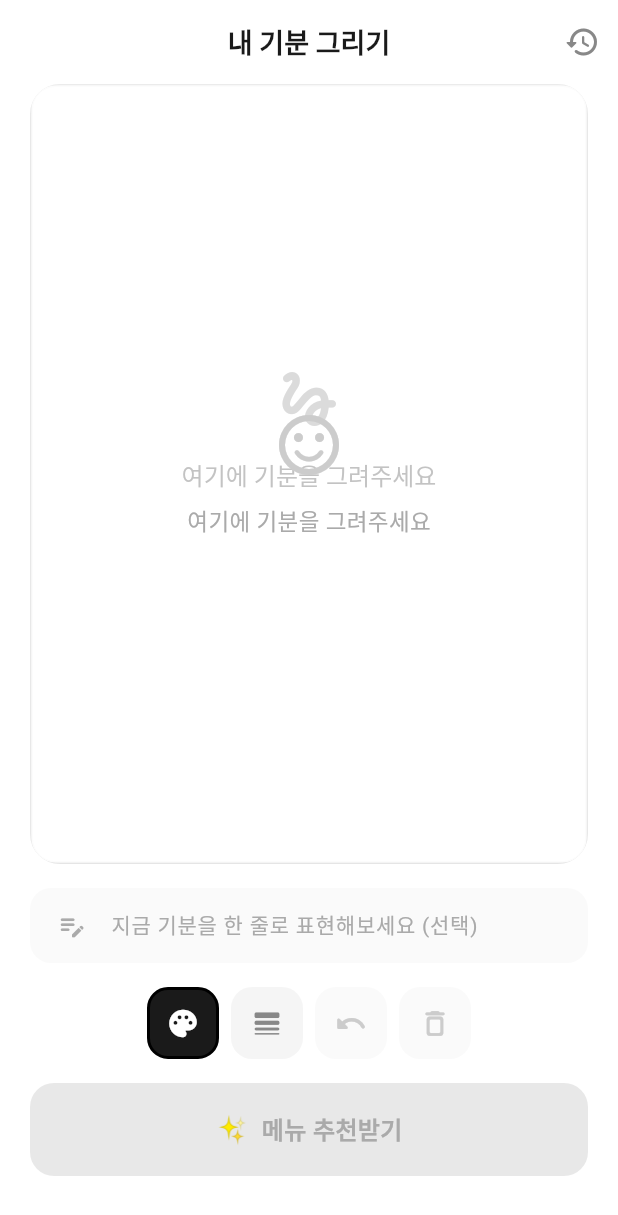
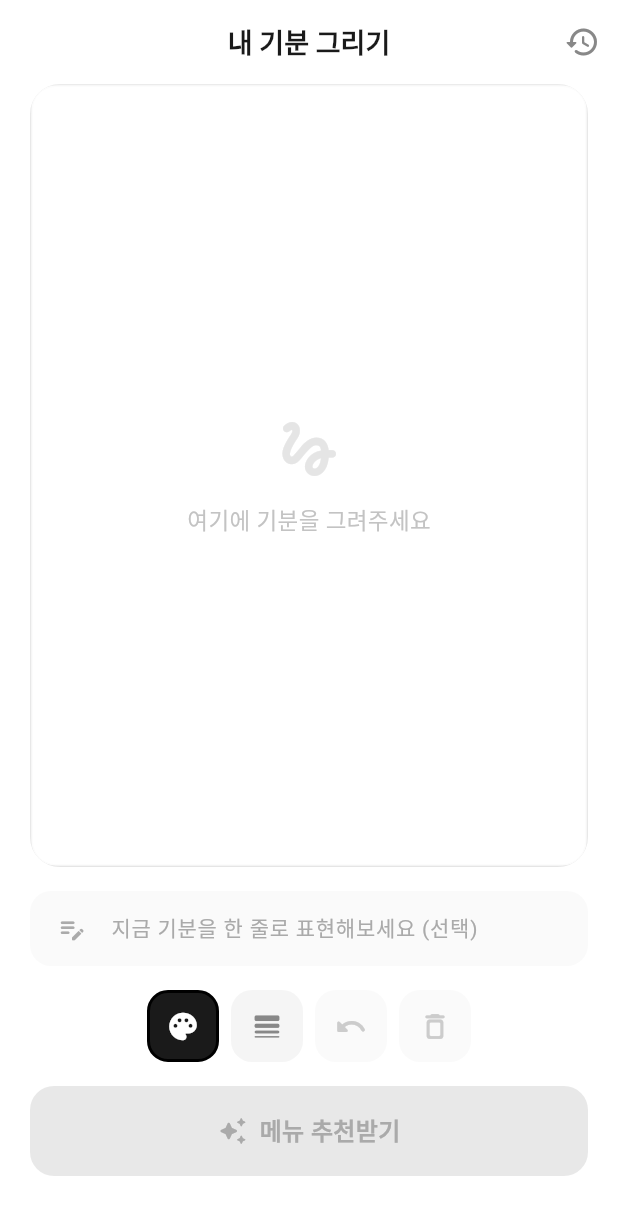
Before and after one commit to ggorockee/ojeomneo, a Flutter app: the ResultScreen screen opened directly with empty values, after a tap on "다시 추천", on a phone screen of 412 x 824 dp. Shown: the top 1215 px of the screen. Run offline on Flutter 3.47's test engine with Material 3 defaults, Android fonts, the phone set to English and light mode, and no system bars; our stand-ins replace cached_network_image, device_info_plus, flutter_colorpicker, flutter_screenutil, package_info_plus, share_plus; Roboto replaces fonts that are missing (Pretendard).

Commit message:
fix(mobile,server): UI 개선 및 대안 메뉴 이미지 URL 수정 (#78)
- 캔버스 중복 텍스트 제거 (sketch_canvas.dart의 placeholder 삭제)
- 이모지를 Material Icon으로 교체 (메뉴 추천받기 버튼, placeholder)
- 대안 메뉴 이미지 URL 누락 수정 (server/sketch.go의 toAlternatives)
- 대안 선택 시 위젯 재생성을 위한 Key 추가
- 대안이 없을 때 "이런 메뉴도 어때요?" 섹션 숨김 처리

```diff
--- a/mobile/lib/screens/result_screen.dart
+++ b/mobile/lib/screens/result_screen.dart
@@ -60,12 +60,15 @@ ${menu.name}
                 child: Column(
                   crossAxisAlignment: CrossAxisAlignment.start,
                   children: [
-                    // Main card
-                    _PrimaryMenuCard(menu: _selectedMenu),
+                    // Main card - Key 추가하여 메뉴 변경 시 위젯 재생성
+                    _PrimaryMenuCard(
+                      key: ValueKey(_selectedMenu.menuId),
+                      menu: _selectedMenu,
+                    ),
                     const SizedBox(height: 32),
 
-                    // Alternative recommendations
-                    if (alternatives.isNotEmpty) ...[
+                    // Alternative recommendations - 선택되지 않은 메뉴가 있을 때만 표시
+                    if (_allMenus.where((m) => m.menuId != _selectedMenu.menuId).isNotEmpty) ...[
                       const Text(
                         '이런 메뉴도 어때요?',
                         style: TextStyle(
@@ -84,6 +87,7 @@ ${menu.name}
                             (entry) => Padding(
                               padding: const EdgeInsets.only(bottom: 10),
                               child: _AlternativeMenuCard(
+                                key: ValueKey(entry.value.menuId),
                                 menu: entry.value,
                                 onTap: () {
                                   setState(() {
@@ -191,7 +195,7 @@ ${menu.name}
 class _PrimaryMenuCard extends StatelessWidget {
   final MenuRecommendation menu;
 
-  const _PrimaryMenuCard({required this.menu});
+  const _PrimaryMenuCard({super.key, required this.menu});
 
   bool get _hasValidImage =>
       menu.imageUrl != null && menu.imageUrl!.isNotEmpty;
@@ -320,11 +324,33 @@ class _PrimaryMenuCard extends StatelessWidget {
 
   Widget _buildEmojiPlaceholder() {
     return Center(
-      child: Text(
-        _getCategoryEmoji(menu.category),
-        style: const TextStyle(fontSize: 80),
+      child: Icon(
+        _getCategoryIcon(menu.category),
+        size: 80,
+        color: _getCategoryColor(menu.category).withAlpha(200),
       ),
     );
+  }
+
+  IconData _getCategoryIcon(String category) {
+    switch (category.toLowerCase()) {
+      case 'korean':
+        return Icons.rice_bowl_rounded;
+      case 'japanese':
+        return Icons.ramen_dining_rounded;
+      case 'chinese':
+        return Icons.takeout_dining_rounded;
+      case 'western':
+        return Icons.dinner_dining_rounded;
+      case 'asian':
+        return Icons.soup_kitchen_rounded;
+      case 'snack':
+        return Icons.bakery_dining_rounded;
+      case 'cafe':
+        return Icons.coffee_rounded;
+      default:
+        return Icons.restaurant_rounded;
+    }
   }
 
   Color _getCategoryColor(String category) {
@@ -341,27 +367,6 @@ class _PrimaryMenuCard extends StatelessWidget {
         return const Color(0xFFF0FFF5);
       default:
         return AppTheme.surfaceVariant;
-    }
-  }
-
-  String _getCategoryEmoji(String category) {
-    switch (category.toLowerCase()) {
-      case 'korean':
-        return '🍚';
-      case 'japanese':
-        return '🍜';
-      case 'chinese':
-        return '🥟';
-      case 'western':
-        return '🍝';
-      case 'asian':
-        return '🍲';
-      case 'snack':
-        return '🍢';
-      case 'cafe':
-        return '☕';
-      default:
-        return '🍽️';
     }
   }
 
@@ -392,6 +397,7 @@ class _AlternativeMenuCard extends StatelessWidget {
   final VoidCallback onTap;
 
   const _AlternativeMenuCard({
+    super.key,
     required this.menu,
     required this.onTap,
   });
@@ -474,11 +480,33 @@ class _AlternativeMenuCard extends StatelessWidget {
 
   Widget _buildSmallPlaceholder() {
     return Center(
-      child: Text(
-        _getCategoryEmoji(menu.category),
-        style: const TextStyle(fontSize: 28),
+      child: Icon(
+        _getCategoryIcon(menu.category),
+        size: 28,
+        color: _getCategoryColor(menu.category).withAlpha(200),
       ),
     );
+  }
+
+  IconData _getCategoryIcon(String category) {
+    switch (category.toLowerCase()) {
+      case 'korean':
+        return Icons.rice_bowl_rounded;
+      case 'japanese':
+        return Icons.ramen_dining_rounded;
+      case 'chinese':
+        return Icons.takeout_dining_rounded;
+      case 'western':
+        return Icons.dinner_dining_rounded;
+      case 'asian':
+        return Icons.soup_kitchen_rounded;
+      case 'snack':
+        return Icons.bakery_dining_rounded;
+      case 'cafe':
+        return Icons.coffee_rounded;
+      default:
+        return Icons.restaurant_rounded;
+    }
   }
 
   Color _getCategoryColor(String category) {
@@ -495,23 +523,6 @@ class _AlternativeMenuCard extends StatelessWidget {
         return const Color(0xFFF0FFF5);
       default:
         return AppTheme.surfaceVariant;
-    }
-  }
-
-  String _getCategoryEmoji(String category) {
-    switch (category.toLowerCase()) {
-      case 'korean':
-        return '🍚';
-      case 'japanese':
-        return '🍜';
-      case 'chinese':
-        return '🥟';
-      case 'western':
-        return '🍝';
-      case 'asian':
-        return '🍲';
-      default:
-        return '🍽️';
     }
   }
 
--- a/mobile/lib/widgets/sketch_canvas.dart
+++ b/mobile/lib/widgets/sketch_canvas.dart
@@ -99,10 +99,6 @@ class SketchPainter extends CustomPainter {
       _drawStroke(canvas, currentStrokePoints, currentPaint);
     }
 
-    // Draw placeholder text if canvas is empty
-    if (strokes.isEmpty && currentStrokePoints.isEmpty) {
-      _drawPlaceholder(canvas, size);
-    }
   }
 
   void _drawStroke(Canvas canvas, List<Offset> points, Paint paint) {
@@ -130,52 +126,6 @@ class SketchPainter extends CustomPainter {
     canvas.drawPath(path, paint);
   }
 
-  void _drawPlaceholder(Canvas canvas, Size size) {
-    final textPainter = TextPainter(
-      text: TextSpan(
-        text: '여기에 기분을 그려주세요',
-        style: TextStyle(
-          color: AppTheme.onSurfaceVariant.withAlpha(128),
-          fontSize: 16,
-          fontWeight: FontWeight.w500,
-        ),
-      ),
-      textDirection: TextDirection.ltr,
-    );
-
-    textPainter.layout();
-    textPainter.paint(
-      canvas,
-      Offset(
-        (size.width - textPainter.width) / 2,
-        (size.height - textPainter.height) / 2,
-      ),
-    );
-
-    // Draw hint icon
-    final iconPainter = TextPainter(
-      text: TextSpan(
-        text: String.fromCharCode(Icons.gesture_rounded.codePoint),
-        style: TextStyle(
-          fontFamily: Icons.gesture_rounded.fontFamily,
-          package: Icons.gesture_rounded.fontPackage,
-          fontSize: 48,
-          color: AppTheme.onSurfaceVariant.withAlpha(77),
-        ),
-      ),
-      textDirection: TextDirection.ltr,
-    );
-
-    iconPainter.layout();
-    iconPainter.paint(
-      canvas,
-      Offset(
-        (size.width - iconPainter.width) / 2,
-        (size.height - iconPainter.height) / 2 - 50,
-      ),
-    );
-  }
-
   @override
   bool shouldRepaint(covariant SketchPainter oldDelegate) {
     return strokes != oldDelegate.strokes ||
```
Also changed, not shown: mobile/lib/screens/sketch_screen.dart (+13 -7 lines), 1 other file.
